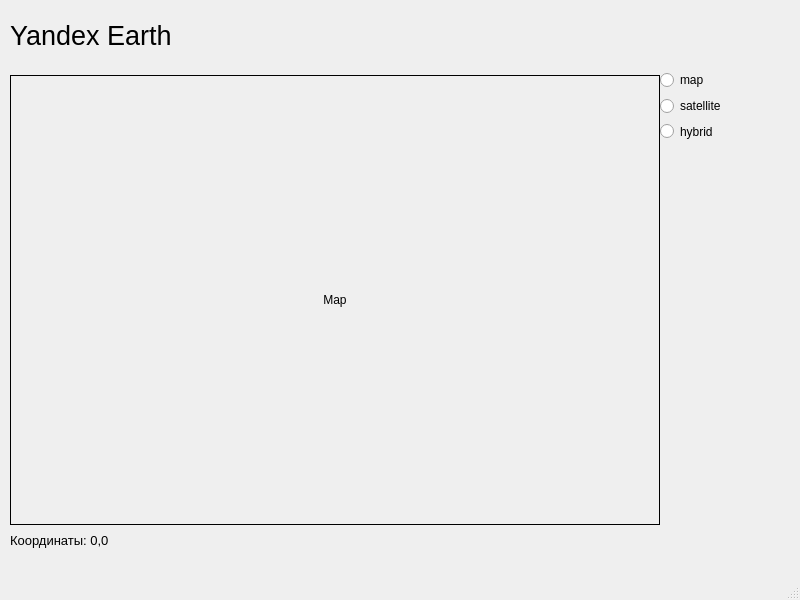
Old version of the form main.ui in the repository echpo4mak/Yandex.API.
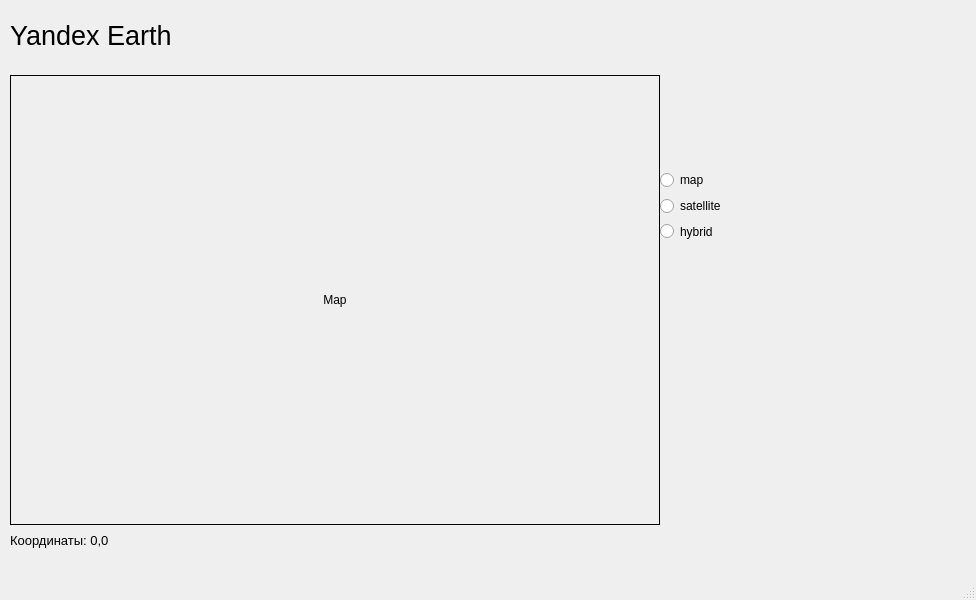
New version of the form.

Diff of the .ui file:
```diff
--- a/main.ui
+++ b/main.ui
@@ -6,7 +6,7 @@
    <rect>
     <x>0</x>
     <y>0</y>
-    <width>800</width>
+    <width>976</width>
     <height>600</height>
    </rect>
   </property>
@@ -73,7 +73,7 @@
     <property name="geometry">
      <rect>
       <x>660</x>
-      <y>70</y>
+      <y>170</y>
       <width>141</width>
       <height>71</height>
      </rect>
```
Left out of the diff: 2 changed lines with no effect on the pictures.
